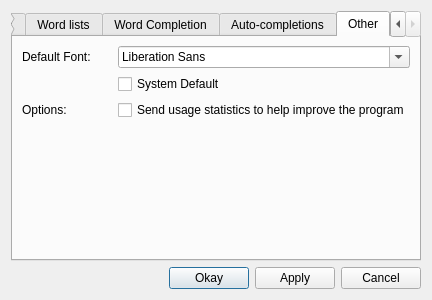
nyov/writetype, file ui/settings.ui: the form before one commit.
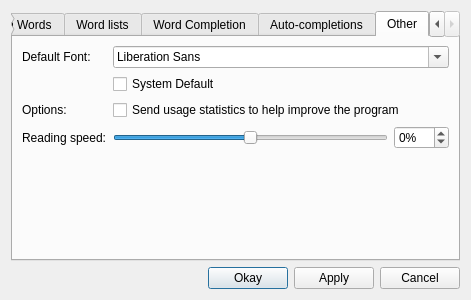
The form after the commit. The open tabs and pages were chosen to show the change.

What changed in the file:
```diff
--- a/ui/settings.ui
+++ b/ui/settings.ui
@@ -7,7 +7,7 @@
    <rect>
     <x>0</x>
     <y>0</y>
-    <width>432</width>
+    <width>471</width>
     <height>300</height>
    </rect>
   </property>
@@ -334,7 +334,7 @@
          </property>
         </widget>
        </item>
-       <item row="3" column="1">
+       <item row="6" column="1">
         <spacer name="verticalSpacer_3">
          <property name="orientation">
           <enum>Qt::Vertical</enum>
@@ -357,6 +357,55 @@
          </property>
         </widget>
        </item>
+       <item row="3" column="0">
+        <widget class="QLabel" name="label_9">
+         <property name="text">
+          <string>Reading speed:</string>
+         </property>
+        </widget>
+       </item>
+       <item row="3" column="1">
+        <layout class="QHBoxLayout" name="horizontalLayout">
+         <item>
+          <widget class="QSlider" name="speedSlider">
+           <property name="minimum">
+            <number>-90</number>
+           </property>
+           <property name="maximum">
+            <number>90</number>
+           </property>
+           <property name="singleStep">
+            <number>10</number>
+           </property>
+           <property name="value">
+            <number>0</number>
+           </property>
+           <property name="orientation">
+            <enum>Qt::Horizontal</enum>
+           </property>
+          </widget>
+         </item>
+         <item>
+          <widget class="QSpinBox" name="spinBox">
+           <property name="suffix">
+            <string>%</string>
+           </property>
+           <property name="minimum">
+            <number>-90</number>
+           </property>
+           <property name="maximum">
+            <number>90</number>
+           </property>
+           <property name="singleStep">
+            <number>10</number>
+           </property>
+           <property name="value">
+            <number>0</number>
+           </property>
+          </widget>
+         </item>
+        </layout>
+       </item>
       </layout>
      </widget>
     </widget>
```
Left out of the diff: 46 changed lines with no effect on the pictures.
